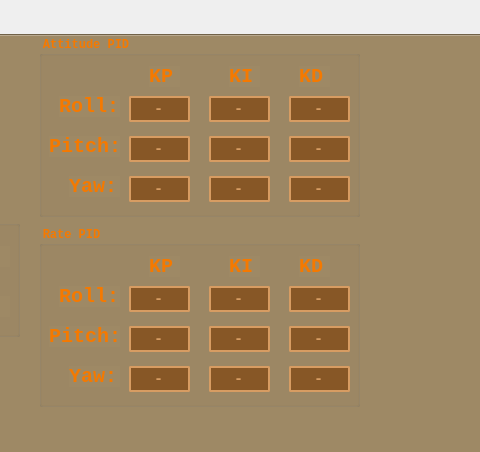
First picture: the form in GroundStation/mainwindow.ui, repository iron-kang/Qt, before the edit; both pictures show x 633 to 1113 and y 0 to 452 of the 1366 by 768 pixel window.
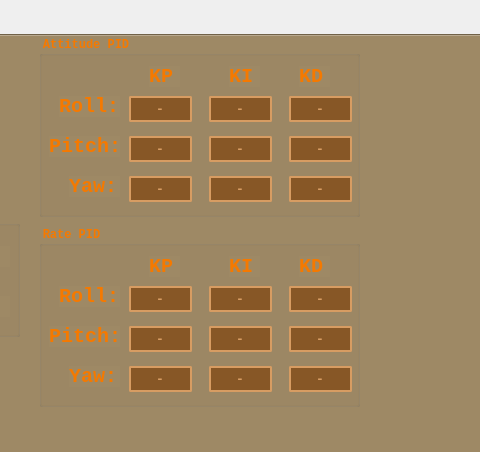
Second picture: the form after the edit. Icons and pictures are not drawn. Custom widgets are drawn as their Qt base class.

Diff of the .ui file:
```diff
--- a/GroundStation/mainwindow.ui
+++ b/GroundStation/mainwindow.ui
@@ -972,14 +972,14 @@
         <rect>
          <x>90</x>
          <y>60</y>
-         <width>61</width>
+         <width>63</width>
          <height>26</height>
         </rect>
        </property>
        <property name="font">
         <font>
          <family>Monospace</family>
-         <pointsize>11</pointsize>
+         <pointsize>10</pointsize>
          <weight>75</weight>
          <bold>true</bold>
         </font>
@@ -1004,14 +1004,14 @@
         <rect>
          <x>170</x>
          <y>60</y>
-         <width>61</width>
+         <width>63</width>
          <height>26</height>
         </rect>
        </property>
        <property name="font">
         <font>
          <family>Monospace</family>
-         <pointsize>11</pointsize>
+         <pointsize>10</pointsize>
          <weight>75</weight>
          <bold>true</bold>
         </font>
@@ -1036,14 +1036,14 @@
         <rect>
          <x>250</x>
          <y>60</y>
-         <width>61</width>
+         <width>63</width>
          <height>26</height>
         </rect>
        </property>
        <property name="font">
         <font>
          <family>Monospace</family>
-         <pointsize>11</pointsize>
+         <pointsize>10</pointsize>
          <weight>75</weight>
          <bold>true</bold>
         </font>
@@ -1068,14 +1068,14 @@
         <rect>
          <x>170</x>
          <y>100</y>
-         <width>61</width>
+         <width>63</width>
          <height>26</height>
         </rect>
        </property>
        <property name="font">
         <font>
          <family>Monospace</family>
-         <pointsize>11</pointsize>
+         <pointsize>10</pointsize>
          <weight>75</weight>
          <bold>true</bold>
         </font>
@@ -1100,14 +1100,14 @@
         <rect>
          <x>90</x>
          <y>100</y>
-         <width>61</width>
+         <width>63</width>
          <height>26</height>
         </rect>
        </property>
        <property name="font">
         <font>
          <family>Monospace</family>
-         <pointsize>11</pointsize>
+         <pointsize>10</pointsize>
          <weight>75</weight>
          <bold>true</bold>
         </font>
@@ -1132,14 +1132,14 @@
         <rect>
          <x>250</x>
          <y>100</y>
-         <width>61</width>
+         <width>63</width>
          <height>26</height>
         </rect>
        </property>
        <property name="font">
         <font>
          <family>Monospace</family>
-         <pointsize>11</pointsize>
+         <pointsize>10</pointsize>
          <weight>75</weight>
          <bold>true</bold>
         </font>
@@ -1164,14 +1164,14 @@
         <rect>
          <x>250</x>
          <y>140</y>
-         <width>61</width>
+         <width>63</width>
          <height>26</height>
         </rect>
        </property>
        <property name="font">
         <font>
          <family>Monospace</family>
-         <pointsize>11</pointsize>
+         <pointsize>10</pointsize>
          <weight>75</weight>
          <bold>true</bold>
         </font>
@@ -1196,14 +1196,14 @@
         <rect>
          <x>170</x>
          <y>140</y>
-         <width>61</width>
+         <width>63</width>
          <height>26</height>
         </rect>
        </property>
        <property name="font">
         <font>
          <family>Monospace</family>
-         <pointsize>11</pointsize>
+         <pointsize>10</pointsize>
          <weight>75</weight>
          <bold>true</bold>
         </font>
@@ -1228,14 +1228,14 @@
         <rect>
          <x>90</x>
          <y>140</y>
-         <width>61</width>
+         <width>63</width>
          <height>26</height>
         </rect>
        </property>
        <property name="font">
         <font>
          <family>Monospace</family>
-         <pointsize>11</pointsize>
+         <pointsize>10</pointsize>
          <weight>75</weight>
          <bold>true</bold>
         </font>
@@ -1427,14 +1427,14 @@
         <rect>
          <x>250</x>
          <y>60</y>
-         <width>61</width>
+         <width>63</width>
          <height>26</height>
         </rect>
        </property>
        <property name="font">
         <font>
          <family>Monospace</family>
-         <pointsize>11</pointsize>
+         <pointsize>10</pointsize>
          <weight>75</weight>
          <bold>true</bold>
         </font>
@@ -1459,14 +1459,14 @@
         <rect>
          <x>170</x>
          <y>60</y>
-         <width>61</width>
+         <width>63</width>
          <height>26</height>
         </rect>
        </property>
        <property name="font">
         <font>
          <family>Monospace</family>
-         <pointsize>11</pointsize>
+         <pointsize>10</pointsize>
          <weight>75</weight>
          <bold>true</bold>
         </font>
@@ -1491,14 +1491,14 @@
         <rect>
          <x>90</x>
          <y>60</y>
-         <width>61</width>
+         <width>63</width>
          <height>26</height>
         </rect>
        </property>
        <property name="font">
         <font>
          <family>Monospace</family>
-         <pointsize>11</pointsize>
+         <pointsize>10</pointsize>
          <weight>75</weight>
          <bold>true</bold>
         </font>
@@ -1523,14 +1523,14 @@
         <rect>
          <x>250</x>
          <y>100</y>
-         <width>61</width>
+         <width>63</width>
          <height>26</height>
         </rect>
        </property>
        <property name="font">
         <font>
          <family>Monospace</family>
-         <pointsize>11</pointsize>
+         <pointsize>10</pointsize>
          <weight>75</weight>
          <bold>true</bold>
         </font>
@@ -1555,14 +1555,14 @@
         <rect>
          <x>170</x>
          <y>100</y>
-         <width>61</width>
+         <width>63</width>
          <height>26</height>
         </rect>
        </property>
        <property name="font">
         <font>
          <family>Monospace</family>
-         <pointsize>11</pointsize>
+         <pointsize>10</pointsize>
          <weight>75</weight>
          <bold>true</bold>
         </font>
@@ -1587,14 +1587,14 @@
         <rect>
          <x>90</x>
          <y>100</y>
-         <width>61</width>
+         <width>63</width>
          <height>26</height>
         </rect>
        </property>
        <property name="font">
         <font>
          <family>Monospace</family>
-         <pointsize>11</pointsize>
+         <pointsize>10</pointsize>
          <weight>75</weight>
          <bold>true</bold>
         </font>
@@ -1619,14 +1619,14 @@
         <rect>
          <x>90</x>
          <y>140</y>
-         <width>61</width>
+         <width>63</width>
          <height>26</height>
         </rect>
        </property>
        <property name="font">
         <font>
          <family>Monospace</family>
-         <pointsize>11</pointsize>
+         <pointsize>10</pointsize>
          <weight>75</weight>
          <bold>true</bold>
         </font>
@@ -1651,14 +1651,14 @@
         <rect>
          <x>170</x>
          <y>140</y>
-         <width>61</width>
+         <width>63</width>
          <height>26</height>
         </rect>
        </property>
        <property name="font">
         <font>
          <family>Monospace</family>
-         <pointsize>11</pointsize>
+         <pointsize>10</pointsize>
          <weight>75</weight>
          <bold>true</bold>
         </font>
@@ -1683,14 +1683,14 @@
         <rect>
          <x>250</x>
          <y>140</y>
-         <width>61</width>
+         <width>63</width>
          <height>26</height>
         </rect>
        </property>
        <property name="font">
         <font>
          <family>Monospace</family>
-         <pointsize>11</pointsize>
+         <pointsize>10</pointsize>
          <weight>75</weight>
          <bold>true</bold>
         </font>
```
